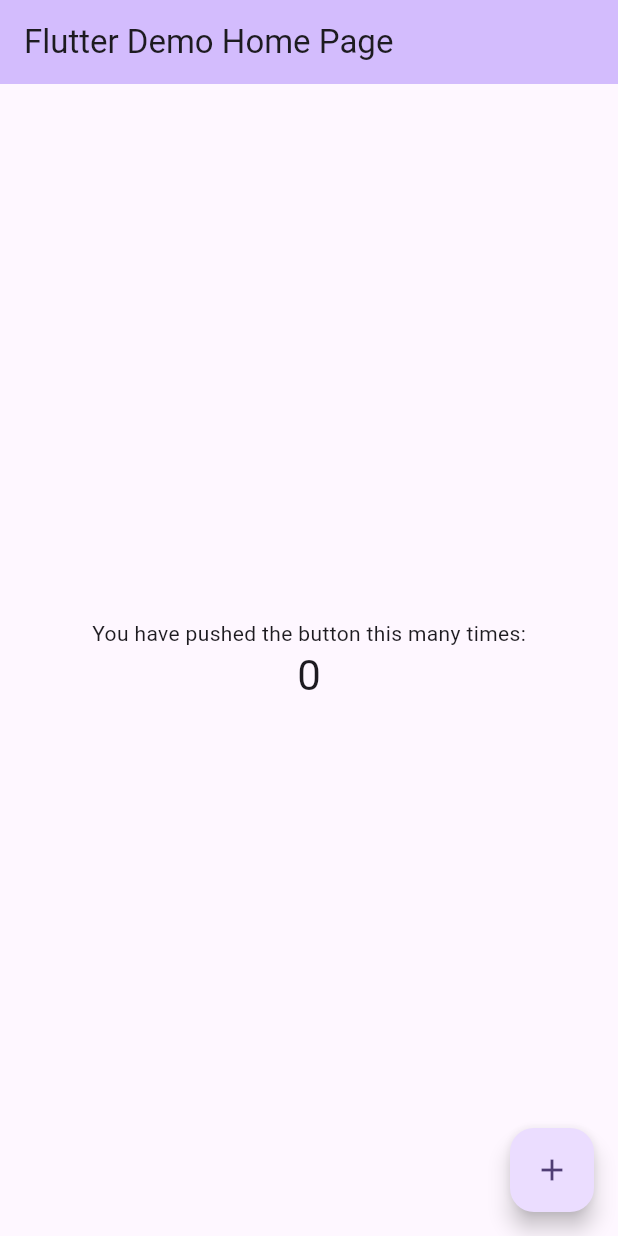
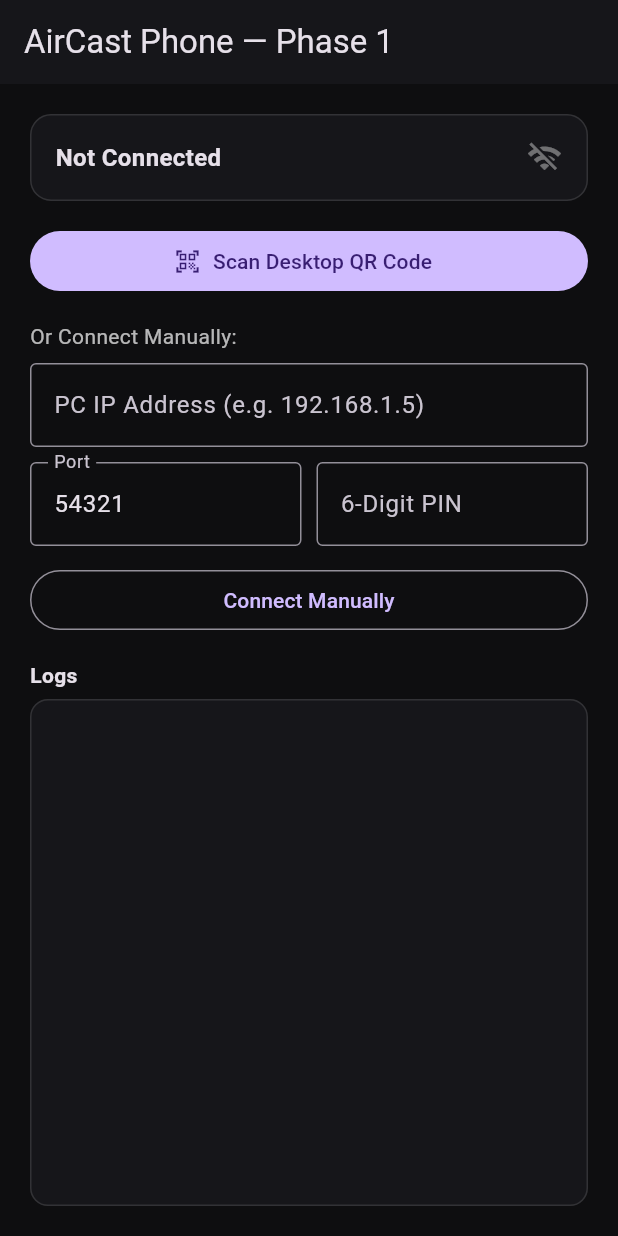
Before and after one commit to itxAkaza/aircast, a Flutter app: the screen it shows after launch, on a phone screen of 412 x 824 dp. Run offline on Flutter 3.47's test engine with Material 3 defaults, Android fonts, the phone set to English and light mode, and no system bars; our stand-ins replace get, material_ui; missing offline and left inert: mobile_scanner.

Commit message:
phone side ip check

```diff
--- a/aircast_phone/lib/main.dart
+++ b/aircast_phone/lib/main.dart
@@ -1,122 +1,22 @@
-import 'package:material_ui/material_ui.dart';
+import 'package:aircast_phone/screens/home_screen.dart';
+import 'package:flutter/material.dart';
+import 'package:get/get.dart';
+
 
 void main() {
-  runApp(const MyApp());
+  runApp(const AirCastPhoneApp());
 }
 
-class MyApp extends StatelessWidget {
-  const MyApp({super.key});
+class AirCastPhoneApp extends StatelessWidget {
+  const AirCastPhoneApp({super.key});
 
-  // This widget is the root of your application.
   @override
   Widget build(BuildContext context) {
-    return MaterialApp(
-      title: 'Flutter Demo',
-      theme: ThemeData(
-        // This is the theme of your application.
-        //
-        // TRY THIS: Try running your application with "flutter run". You'll see
-        // the application has a purple toolbar. Then, without quitting the app,
-        // try changing the seedColor in the colorScheme below to Colors.green
-        // and then invoke "hot reload" (save your changes or press the "hot
-        // reload" button in a Flutter-supported IDE, or press "r" if you used
-        // the command line to start the app).
-        //
-        // Notice that the counter didn't reset back to zero; the application
-        // state is not lost during the reload. To reset the state, use hot
-        // restart instead.
-        //
-        // This works for code too, not just values: Most code changes can be
-        // tested with just a hot reload.
-        colorScheme: .fromSeed(seedColor: Colors.deepPurple),
-      ),
-      home: const MyHomePage(title: 'Flutter Demo Home Page'),
+    return GetMaterialApp(
+      title: 'AirCast Phone',
+      debugShowCheckedModeBanner: false,
+      theme: ThemeData.dark(useMaterial3: true),
+      home: const HomeScreen(),
     );
   }
 }
-
-class MyHomePage extends StatefulWidget {
-  const MyHomePage({super.key, required this.title});
-
-  // This widget is the home page of your application. It is stateful, meaning
-  // that it has a State object (defined below) that contains fields that affect
-  // how it looks.
-
-  // This class is the configuration for the state. It holds the values (in this
-  // case the title) provided by the parent (in this case the App widget) and
-  // used by the build method of the State. Fields in a Widget subclass are
-  // always marked "final".
-
-  final String title;
-
-  @override
-  State<MyHomePage> createState() => _MyHomePageState();
-}
-
-class _MyHomePageState extends State<MyHomePage> {
-  int _counter = 0;
-
-  void _incrementCounter() {
-    setState(() {
-      // This call to setState tells the Flutter framework that something has
-      // changed in this State, which causes it to rerun the build method below
-      // so that the display can reflect the updated values. If we changed
-      // _counter without calling setState(), then the build method would not be
-      // called again, and so nothing would appear to happen.
-      _counter++;
-    });
-  }
-
-  @override
-  Widget build(BuildContext context) {
-    // This method is rerun every time setState is called, for instance as done
-    // by the _incrementCounter method above.
-    //
-    // The Flutter framework has been optimized to make rerunning build methods
-    // fast, so that you can just rebuild anything that needs updating rather
-    // than having to individually change instances of widgets.
-    return Scaffold(
-      appBar: AppBar(
-        // TRY THIS: Try changing the color here to a specific color (to
-        // Colors.amber, perhaps?) and trigger a hot reload to see the AppBar
-        // change color while the other colors stay the same.
-        backgroundColor: Theme.of(context).colorScheme.inversePrimary,
-        // Here we take the value from the MyHomePage object that was created by
-        // the App.build method, and use it to set our appbar title.
-        title: Text(widget.title),
-      ),
-      body: Center(
-        // Center is a layout widget. It takes a single child and positions it
-        // in the middle of the parent.
-        child: Column(
-          // Column is also a layout widget. It takes a list of children and
-          // arranges them vertically. By default, it sizes itself to fit its
-          // children horizontally, and tries to be as tall as its parent.
-          //
-          // Column has various properties to control how it sizes itself and
-          // how it positions its children. Here we use mainAxisAlignment to
-          // center the children vertically; the main axis here is the vertical
-          // axis because Columns are vertical (the cross axis would be
-          // horizontal).
-          //
-          // TRY THIS: Invoke "debug painting" (choose the "Toggle Debug Paint"
-          // action in the IDE, or press "p" in the console), to see the
-          // wireframe for each widget.
-          mainAxisAlignment: .center,
-          children: [
-            const Text('You have pushed the button this many times:'),
-            Text(
-              '$_counter',
-              style: Theme.of(context).textTheme.headlineMedium,
-            ),
-          ],
-        ),
-      ),
-      floatingActionButton: FloatingActionButton(
-        onPressed: _incrementCounter,
-        tooltip: 'Increment',
-        child: const Icon(Icons.add),
-      ),
-    );
-  }
-}
--- /dev/null
+++ b/aircast_phone/lib/screens/home_screen.dart
@@ -0,0 +1,208 @@
+import 'package:flutter/material.dart';
+import 'package:get/get.dart';
+import 'package:shared_protocol/shared_protocol.dart';
+
+import '../controller/client_controller.dart';
+import 'qr_scanner_screen.dart';
+
+class HomeScreen extends StatefulWidget {
+  const HomeScreen({super.key});
+
+  @override
+  State<HomeScreen> createState() => _HomeScreenState();
+}
+
+class _HomeScreenState extends State<HomeScreen> {
+  final _ipCtrl = TextEditingController();
+  final _portCtrl =
+  TextEditingController(text: AirCastConstants.defaultPort.toString());
+  final _pinCtrl = TextEditingController();
+
+  @override
+  void dispose() {
+    _ipCtrl.dispose();
+    _portCtrl.dispose();
+    _pinCtrl.dispose();
+    super.dispose();
+  }
+
+  @override
+  Widget build(BuildContext context) {
+    final c = Get.put(ClientController());
+
+    return Scaffold(
+      backgroundColor: const Color(0xFF0E0E10),
+      appBar: AppBar(
+        backgroundColor: const Color(0xFF16161A),
+        title: const Text('AirCast Phone — Phase 1'),
+      ),
+      body: Padding(
+        padding: const EdgeInsets.all(20),
+        child: Obx(() => Column(
+          crossAxisAlignment: CrossAxisAlignment.stretch,
+          children: [
+            // Connection Status Card
+            Container(
+              padding: const EdgeInsets.all(16),
+              decoration: BoxDecoration(
+                color: const Color(0xFF16161A),
+                borderRadius: BorderRadius.circular(14),
+                border: Border.all(color: Colors.white12),
+              ),
+              child: Row(
+                mainAxisAlignment: MainAxisAlignment.spaceBetween,
+                children: [
+                  Column(
+                    crossAxisAlignment: CrossAxisAlignment.start,
+                    children: [
+                      Text(
+                        c.isConnected.value
+                            ? 'Connected to ${c.serverName.value}'
+                            : 'Not Connected',
+                        style: const TextStyle(
+                            fontSize: 16, fontWeight: FontWeight.w600),
+                      ),
+                      if (c.lastPingMs.value != null)
+                        Text(
+                          'Wi-Fi Latency: ${c.lastPingMs.value} ms',
+                          style: const TextStyle(color: Colors.greenAccent),
+                        ),
+                    ],
+                  ),
+                  Icon(
+                    c.isConnected.value ? Icons.wifi : Icons.wifi_off,
+                    color: c.isConnected.value
+                        ? Colors.greenAccent
+                        : Colors.white38,
+                  ),
+                ],
+              ),
+            ),
+            const SizedBox(height: 16),
+
+            if (!c.isConnected.value) ...[
+              FilledButton.icon(
+                onPressed: c.isConnecting.value
+                    ? null
+                    : () async {
+                  final result =
+                  await Get.to<PairingPayload?>(() => const QrScannerScreen());
+                  if (result != null) {
+                    _ipCtrl.text = result.host;
+                    _portCtrl.text = result.port.toString();
+                    _pinCtrl.text = result.token;
+                    c.connect(
+                      host: result.host,
+                      port: result.port,
+                      token: result.token,
+                    );
+                  }
+                },
+                icon: const Icon(Icons.qr_code_scanner),
+                label: const Text('Scan Desktop QR Code'),
+              ),
+              const SizedBox(height: 16),
+              const Text('Or Connect Manually:',
+                  style: TextStyle(color: Colors.white70)),
+              const SizedBox(height: 8),
+              TextField(
+                controller: _ipCtrl,
+                decoration: const InputDecoration(
+                  labelText: 'PC IP Address (e.g. 192.168.1.5)',
+                  border: OutlineInputBorder(),
+                ),
+              ),
+              const SizedBox(height: 10),
+              Row(
+                children: [
+                  Expanded(
+                    child: TextField(
+                      controller: _portCtrl,
+                      keyboardType: TextInputType.number,
+                      decoration: const InputDecoration(
+                        labelText: 'Port',
+                        border: OutlineInputBorder(),
+                      ),
+                    ),
+                  ),
+                  const SizedBox(width: 10),
+                  Expanded(
+                    child: TextField(
+                      controller: _pinCtrl,
+                      keyboardType: TextInputType.number,
+                      decoration: const InputDecoration(
+                        labelText: '6-Digit PIN',
+                        border: OutlineInputBorder(),
+                      ),
+                    ),
+                  ),
+                ],
+              ),
+              const SizedBox(height: 12),
+              OutlinedButton(
+                onPressed: c.isConnecting.value
+                    ? null
+                    : () => c.connect(
+                  host: _ipCtrl.text.trim(),
+                  port: int.tryParse(_portCtrl.text.trim()) ??
+                      AirCastConstants.defaultPort,
+                  token: _pinCtrl.text.trim(),
+                ),
+                child: Text(
+                    c.isConnecting.value ? 'Connecting...' : 'Connect Manually'),
+              ),
+            ] else ...[
+              Row(
+                children: [
+                  Expanded(
+                    child: FilledButton.icon(
+                      onPressed: c.sendPing,
+                      icon: const Icon(Icons.speed),
+                      label: const Text('Test Ping'),
+                    ),
+                  ),
+                  const SizedBox(width: 12),
+                  Expanded(
+                    child: FilledButton.icon(
+                      style: FilledButton.styleFrom(
+                          backgroundColor: Colors.redAccent),
+                      onPressed: c.disconnect,
+                      icon: const Icon(Icons.link_off),
+                      label: const Text('Disconnect'),
+                    ),
+                  ),
+                ],
+              ),
+            ],
+
+            const SizedBox(height: 16),
+            const Text('Logs',
+                style: TextStyle(fontWeight: FontWeight.bold)),
+            const SizedBox(height: 6),
+            Expanded(
+              child: Container(
+                padding: const EdgeInsets.all(12),
+                decoration: BoxDecoration(
+                  color: const Color(0xFF16161A),
+                  borderRadius: BorderRadius.circular(12),
+                  border: Border.all(color: Colors.white12),
+                ),
+                child: ListView.builder(
+                  itemCount: c.logs.length,
+                  itemBuilder: (_, i) => Text(
+                    c.logs[i],
+                    style: const TextStyle(
+                      fontFamily: 'monospace',
+                      fontSize: 12,
+                      color: Colors.white70,
+                    ),
+                  ),
+                ),
+              ),
+            ),
+          ],
+        )),
+      ),
+    );
+  }
+}
--- a/aircast_phone/pubspec.yaml
+++ b/aircast_phone/pubspec.yaml
@@ -31,6 +31,11 @@ dependencies:
   flutter:
     sdk: flutter
   material_ui: ^1.1.0
+  get: ^4.7.3
+  mobile_scanner: ^7.5.0
+
+  shared_protocol:
+    path: ../shared_protocol
 
   # The following adds the Cupertino Icons font to your application.
   # Use with the CupertinoIcons class for iOS style icons.
```
Also changed, not shown: aircast_phone/lib/controller/client_controller.dart (added, +119 -0 lines), aircast_phone/lib/screens/qr_scanner_screen.dart (added, +36 -0 lines), aircast_phone/pubspec.lock, 3 other files.
